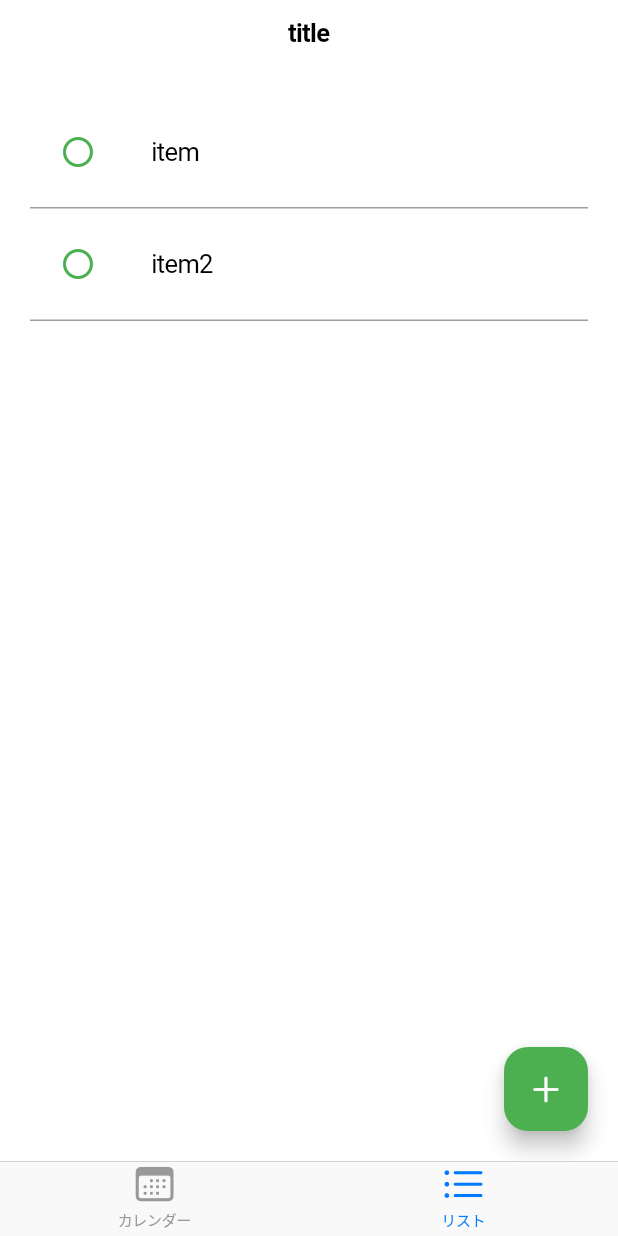
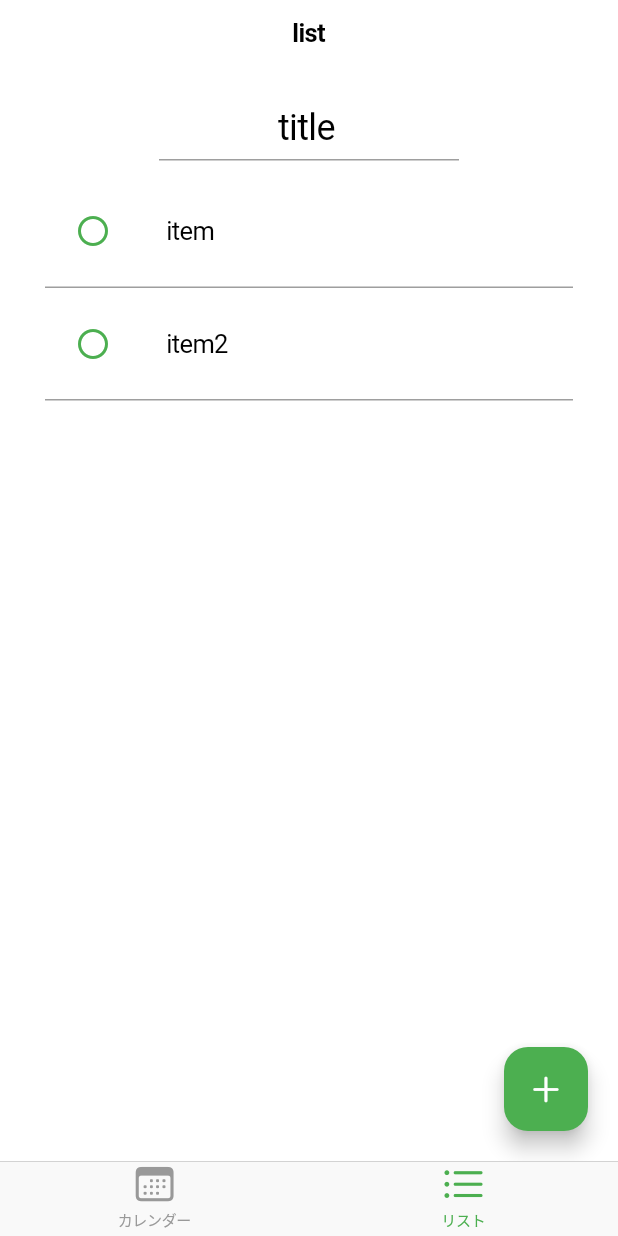
Before and after one commit to takumi3110/simpletodo, a Flutter app: the screen it shows after launch, item 2 of the bottom bar chosen, on a phone screen of 412 x 824 dp. Run offline on Flutter 3.47's test engine with Material 3 defaults, Android fonts, the phone set to English and light mode, and no system bars.

Commit message:
update: title edit

```diff
--- a/lib/view/list_page.dart
+++ b/lib/view/list_page.dart
@@ -1,6 +1,7 @@
 import 'package:flutter/cupertino.dart';
 import 'package:flutter/material.dart';
 import 'package:flutter/painting.dart';
+import 'package:flutter/rendering.dart';
 import 'package:flutter/widgets.dart';
 import 'package:simpletodo/model/todo.dart';
 
@@ -30,6 +31,7 @@ class _ListPageState extends State<ListPage> {
   @override
   void initState() {
     super.initState();
+    titleController.text = todo.title;
     for (var item in todo.items) {
       itemControllers.add(TextEditingController(text: item));
     }
@@ -38,21 +40,39 @@ class _ListPageState extends State<ListPage> {
   @override
   Widget build(BuildContext context) {
     return CupertinoPageScaffold(
-      navigationBar: CupertinoNavigationBar(
-        middle: GestureDetector(
-          onTap: ()  {
-            debugPrint('tap title');
-          },
-            child: Text(todo.title)
-        ),
+      navigationBar: const CupertinoNavigationBar(
+        middle: Text('list'),
       ),
         child: SafeArea(
           child: Stack(
             children: [
+              Column(
+                children: [
                   Padding(
-                padding: const EdgeInsets.all(20.0),
+                    padding: const EdgeInsets.only(top: 20.0),
+                    child: Row(
+                      mainAxisAlignment: MainAxisAlignment.center,
+                      children: [
+                        SizedBox(
+                          width: 200,
+                          child: CupertinoTextField(
+                            textAlign: TextAlign.center,
+                            controller: titleController,
+                            style: const TextStyle(fontSize: 24,),
+                            decoration: const BoxDecoration(
+                              border:  Border(bottom: BorderSide(color: Colors.grey))
+                            ),
+                          ),
+                        )
+                      ],
+                    ),
+                  ),
+                  Padding(
+                    padding: const EdgeInsets.symmetric(vertical: 10.0, horizontal: 30),
+                    child: SizedBox(
+                      height: MediaQuery.sizeOf(context).height * 0.6,
                       child: ListView.builder(
-                    shrinkWrap: true,
+                        // shrinkWrap: true,
                           itemCount: itemControllers.length,
                           itemBuilder: (context, index) {
                             return Dismissible(
@@ -108,6 +128,11 @@ class _ListPageState extends State<ListPage> {
                             );
                           }),
                     ),
+                  ),
+
+
+                ],
+              ),
               Padding(
                 padding: const EdgeInsets.all(20.0),
                 child: Align(
@@ -125,6 +150,9 @@ class _ListPageState extends State<ListPage> {
                   ),
                 ),
               )
+
+
+
             ]
           ),
         )
--- a/lib/view/screen.dart
+++ b/lib/view/screen.dart
@@ -12,6 +12,7 @@ class Screen extends StatefulWidget {
 }
 
 class _ScreenState extends State<Screen> with WidgetsBindingObserver {
+  int selectedIndex = 0;
   final _controller = CupertinoTabController();
   static List<Widget> pageList = [
     const CalendarPage(),
@@ -23,6 +24,7 @@ class _ScreenState extends State<Screen> with WidgetsBindingObserver {
   Widget build(BuildContext context) {
     return CupertinoTabScaffold(
       tabBar: CupertinoTabBar(
+        activeColor: Colors.green,
         items: const <BottomNavigationBarItem>[
           BottomNavigationBarItem(icon: Icon(CupertinoIcons.calendar), label: 'カレンダー'),
           BottomNavigationBarItem(icon: Icon(CupertinoIcons.list_bullet), label: 'リスト'),
@@ -37,5 +39,26 @@ class _ScreenState extends State<Screen> with WidgetsBindingObserver {
       },
       controller: _controller,
     );
+    // return Scaffold(
+    //   body: pageList[selectedIndex],
+    //   bottomNavigationBar: CupertinoTabBar(
+    //     items: [
+    //             BottomNavigationBarItem(icon: Icon(CupertinoIcons.calendar), label: 'カレンダー'),
+    //             BottomNavigationBarItem(icon: Icon(CupertinoIcons.list_bullet), label: 'リスト'),
+    //     ],
+    //     currentIndex: selectedIndex,
+    //     onTap: (index) {
+    //       setState(() {
+    //         selectedIndex = index;
+    //       });
+    //     },
+    //   ),
+    //   // floatingActionButton: FloatingActionButton(
+    //   //   onPressed: () {
+    //   //
+    //   //   },
+    //   //   child: const Icon(CupertinoIcons.add),
+    //   // ),
+    // );
   }
 }
```
Lines whose indentation alone changed are shown as unchanged.
